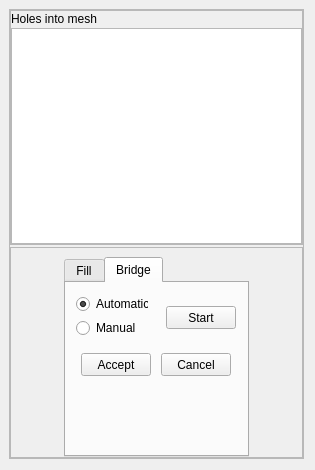
Old version of the form src/fgt/edit_hole/edit_hole.ui in the repository cnr-isti-vclab/meshlab.
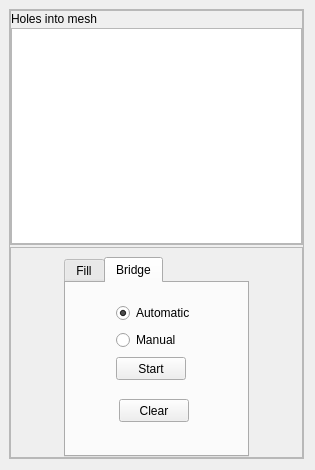
New version of the form. The open tabs and pages were chosen to show the change.

Commit message: bridges implementation revisited, now follow flag usage as for holes (to finish) Change also in graphic interface to manage bridge

The edit to the form file:
```diff
--- a/src/fgt/edit_hole/edit_hole.ui
+++ b/src/fgt/edit_hole/edit_hole.ui
@@ -482,11 +482,14 @@
             <attribute name="title" >
              <string>Bridge</string>
             </attribute>
-            <widget class="QPushButton" name="bridgeButton" >
+            <widget class="QPushButton" name="clearBridgeBtn" >
+             <property name="enabled" >
+              <bool>true</bool>
+             </property>
              <property name="geometry" >
               <rect>
-               <x>100</x>
-               <y>23</y>
+               <x>53</x>
+               <y>116</y>
                <width>70</width>
                <height>23</height>
               </rect>
@@ -510,18 +513,21 @@
               </size>
              </property>
              <property name="text" >
-              <string>Start</string>
+              <string>Clear</string>
              </property>
             </widget>
+            <widget class="QWidget" name="" >
+             <property name="geometry" >
+              <rect>
+               <x>-1</x>
+               <y>19</y>
+               <width>181</width>
+               <height>81</height>
+              </rect>
+             </property>
+             <layout class="QGridLayout" >
+              <item row="0" column="0" >
             <widget class="QRadioButton" name="autoBridgeRBtm" >
-             <property name="geometry" >
-              <rect>
-               <x>10</x>
-               <y>12</y>
-               <width>72</width>
-               <height>18</height>
-              </rect>
-             </property>
              <property name="text" >
               <string>Automatic</string>
              </property>
@@ -529,31 +535,16 @@
               <bool>true</bool>
              </property>
             </widget>
+              </item>
+              <item row="1" column="0" >
             <widget class="QRadioButton" name="manualBridgeRBtm" >
-             <property name="geometry" >
-              <rect>
-               <x>10</x>
-               <y>36</y>
-               <width>72</width>
-               <height>18</height>
-              </rect>
-             </property>
              <property name="text" >
               <string>Manual</string>
              </property>
             </widget>
-            <widget class="QPushButton" name="acceptBridgeBtn" >
-             <property name="enabled" >
-              <bool>true</bool>
-             </property>
-             <property name="geometry" >
-              <rect>
-               <x>15</x>
-               <y>70</y>
-               <width>70</width>
-               <height>23</height>
-              </rect>
-             </property>
+              </item>
+              <item row="2" column="0" >
+               <widget class="QPushButton" name="bridgeButton" >
              <property name="sizePolicy" >
               <sizepolicy vsizetype="Fixed" hsizetype="Fixed" >
                <horstretch>0</horstretch>
@@ -573,42 +564,11 @@
               </size>
              </property>
              <property name="text" >
-              <string>Accept</string>
-             </property>
-            </widget>
-            <widget class="QPushButton" name="cancelBridgeBtn" >
-             <property name="enabled" >
-              <bool>true</bool>
-             </property>
-             <property name="geometry" >
-              <rect>
-               <x>95</x>
-               <y>70</y>
-               <width>70</width>
-               <height>23</height>
-              </rect>
-             </property>
-             <property name="sizePolicy" >
-              <sizepolicy vsizetype="Fixed" hsizetype="Fixed" >
-               <horstretch>0</horstretch>
-               <verstretch>0</verstretch>
-              </sizepolicy>
-             </property>
-             <property name="minimumSize" >
-              <size>
-               <width>70</width>
-               <height>23</height>
-              </size>
-             </property>
-             <property name="maximumSize" >
-              <size>
-               <width>70</width>
-               <height>23</height>
-              </size>
-             </property>
-             <property name="text" >
-              <string>Cancel</string>
-             </property>
+                 <string>Start</string>
+                </property>
+               </widget>
+              </item>
+             </layout>
             </widget>
            </widget>
           </widget>
```
Lines whose indentation alone changed are shown as unchanged. The commit also changes 7 other files.
